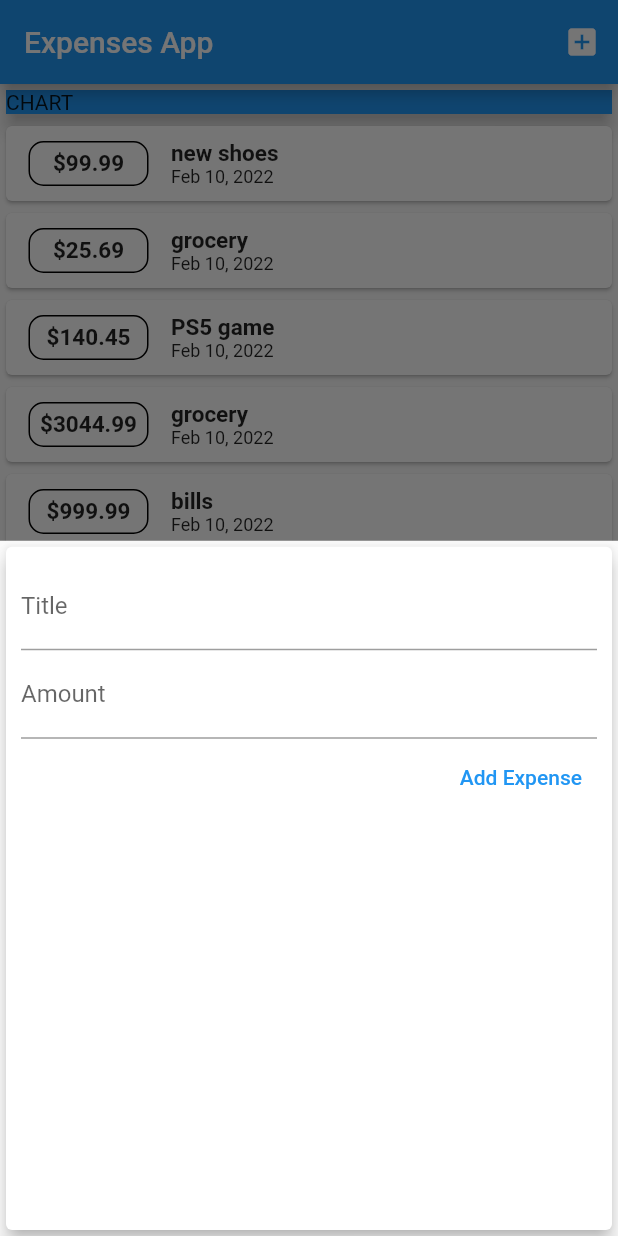
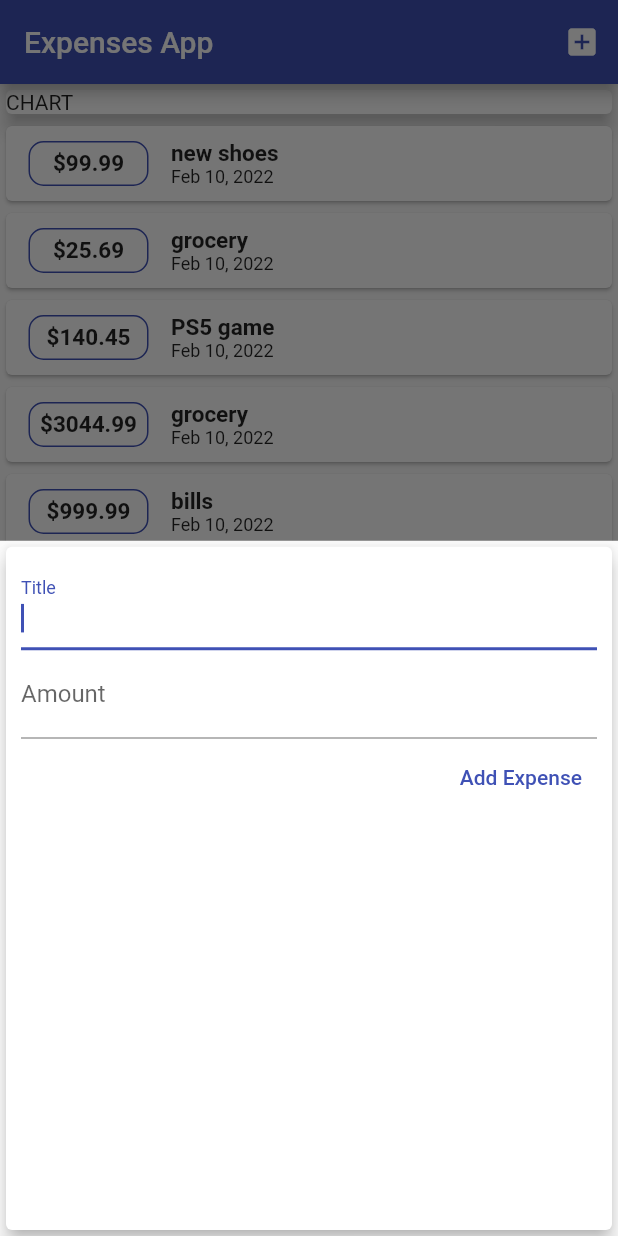
Before and after one commit to bobend212/expenses_flutter, a Flutter app: the screen it shows after launch, after a tap on the "add box" icon, on a phone screen of 412 x 824 dp. Run offline on Flutter 3.47's test engine with Material 2 defaults, Android fonts, the phone set to English and light mode, and no system bars.

Commit message:
app theme customization

```diff
--- a/lib/main.dart
+++ b/lib/main.dart
@@ -14,6 +14,7 @@ class MyApp extends StatelessWidget {
     return MaterialApp(
       debugShowCheckedModeBanner: false,
       title: 'Flutter App',
+      theme: ThemeData(primarySwatch: Colors.indigo),
       home: MyHomePage(),
     );
   }
@@ -76,7 +77,7 @@ class _MyHomePageState extends State<MyHomePage> {
                 child: Container(
                   child: Text('CHART'),
                   width: double.infinity,
-                  color: Colors.blue,
+                  //color: Theme.of(context).primaryColor,
                 ),
                 elevation: 5,
               ),
--- a/lib/widgets/new_transaction.dart
+++ b/lib/widgets/new_transaction.dart
@@ -3,12 +3,19 @@
 import 'package:flutter/material.dart';
 import 'package:flutter/services.dart';
 
-class NewTransaction extends StatelessWidget {
-  final titleController = TextEditingController();
-  final amountController = TextEditingController();
+class NewTransaction extends StatefulWidget {
   final Function addTransaction;
 
   NewTransaction(this.addTransaction);
+
+  @override
+  State<NewTransaction> createState() => _NewTransactionState();
+}
+
+class _NewTransactionState extends State<NewTransaction> {
+  final titleController = TextEditingController();
+
+  final amountController = TextEditingController();
 
   void submitData() {
     final eneteredTitle = titleController.text;
@@ -16,7 +23,9 @@ class NewTransaction extends StatelessWidget {
 
     if (eneteredTitle.isEmpty || eneteredAmount <= 0) return;
 
-    addTransaction(eneteredTitle, eneteredAmount);
+    widget.addTransaction(eneteredTitle, eneteredAmount);
+
+    Navigator.of(context).pop();
   }
 
   @override
@@ -32,6 +41,7 @@ class NewTransaction extends StatelessWidget {
               decoration: InputDecoration(labelText: 'Title'),
               controller: titleController,
               onSubmitted: (_) => submitData(),
+              autofocus: true,
             ),
             TextField(
               decoration: InputDecoration(labelText: 'Amount'),
--- a/lib/widgets/transaction_list.dart
+++ b/lib/widgets/transaction_list.dart
@@ -12,7 +12,7 @@ class TransactionList extends StatelessWidget {
   @override
   Widget build(BuildContext context) {
     return Container(
-      height: 400,
+      height: 500,
       child: ListView.builder(
         itemBuilder: (ctx, index) {
           return Card(
@@ -23,7 +23,7 @@ class TransactionList extends StatelessWidget {
                   alignment: Alignment.center,
                   margin: EdgeInsets.symmetric(vertical: 10, horizontal: 15),
                   decoration: BoxDecoration(
-                      border: Border.all(),
+                      border: Border.all(color: Theme.of(context).primaryColor),
                       borderRadius: BorderRadius.circular(10)),
                   padding: EdgeInsets.all(5),
                   child: Text(
```
